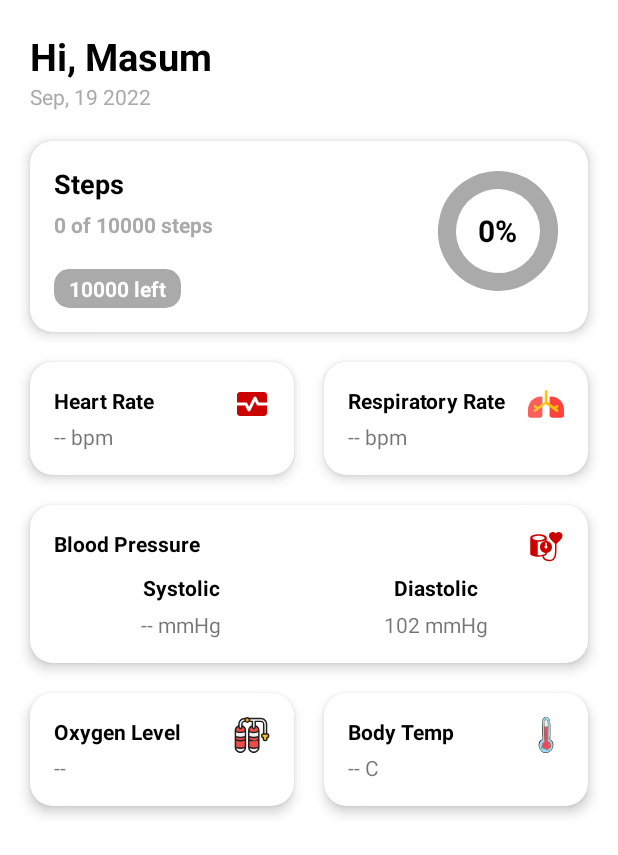
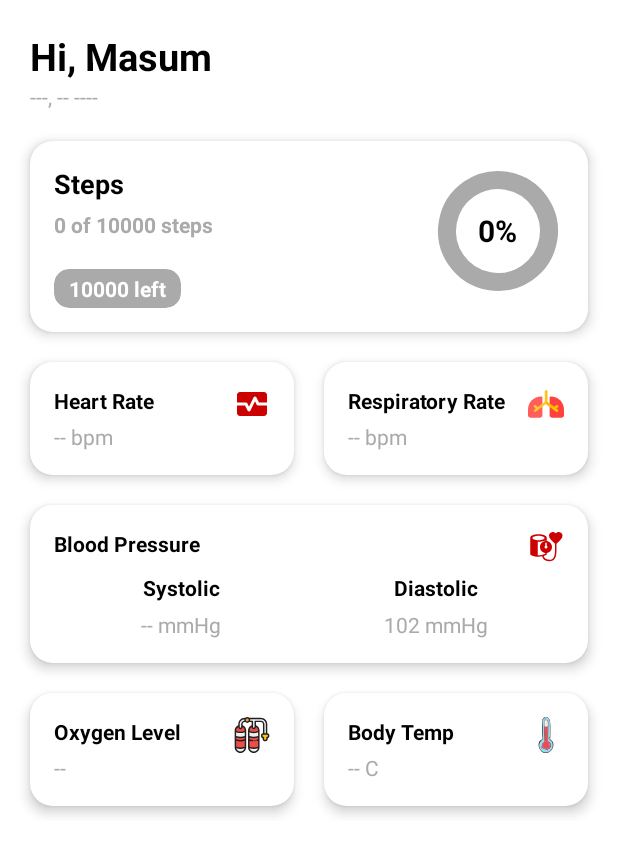
Before and after one commit to Masum-MSNR/health_connect, an Android app: the layout activity_health_data.xml on its own in the app's theme, with its tools: preview values and no code run, on a phone screen of 412 x 824 dp. Shown: the top 855 px of the screen. Run offline under Robolectric (Android 15) with nearby library versions, the phone set to English and light mode, and no system bars.

Commit message:
chore: flow improvement

```diff
--- a/app/src/main/res/layout/activity_health_data.xml
+++ b/app/src/main/res/layout/activity_health_data.xml
@@ -5,6 +5,7 @@
     android:id="@+id/main"
     android:layout_width="match_parent"
     android:layout_height="match_parent"
+    android:background="@color/white"
     android:orientation="vertical"
     tools:context=".activities.HealthDataActivity">
 
@@ -19,12 +20,13 @@
         android:textStyle="bold" />
 
     <TextView
+        android:id="@+id/today_date"
         android:layout_width="wrap_content"
         android:layout_height="wrap_content"
         android:layout_marginHorizontal="20dp"
-        android:text="Sep, 19 2022"
         android:textColor="@android:color/darker_gray"
-        android:textSize="14sp" />
+        android:textSize="14sp"
+        tools:text="---, -- ----" />
 
     <androidx.cardview.widget.CardView
         android:layout_width="match_parent"
@@ -161,6 +163,7 @@
                     android:id="@+id/heart_rate"
                     android:layout_width="wrap_content"
                     android:layout_height="wrap_content"
+                    android:textColor="@android:color/darker_gray"
                     tools:text="-- bpm" />
 
             </LinearLayout>
@@ -208,6 +211,7 @@
                     android:id="@+id/respiratory_rate"
                     android:layout_width="wrap_content"
                     android:layout_height="wrap_content"
+                    android:textColor="@android:color/darker_gray"
                     tools:text="-- bpm" />
 
             </LinearLayout>
@@ -281,6 +285,7 @@
                         android:layout_height="wrap_content"
                         android:layout_gravity="center"
                         android:layout_marginTop="5dp"
+                        android:textColor="@android:color/darker_gray"
                         tools:text="-- mmHg" />
                 </LinearLayout>
 
@@ -305,6 +310,7 @@
                         android:layout_height="wrap_content"
                         android:layout_gravity="center"
                         android:layout_marginTop="5dp"
+                        android:textColor="@android:color/darker_gray"
                         tools:text="102 mmHg" />
                 </LinearLayout>
             </LinearLayout>
@@ -360,6 +366,7 @@
                     android:id="@+id/oxygen_level"
                     android:layout_width="wrap_content"
                     android:layout_height="wrap_content"
+                    android:textColor="@android:color/darker_gray"
                     tools:text="--" />
 
             </LinearLayout>
@@ -407,6 +414,7 @@
                     android:id="@+id/body_temp"
                     android:layout_width="wrap_content"
                     android:layout_height="wrap_content"
+                    android:textColor="@android:color/darker_gray"
                     tools:text="-- C" />
 
             </LinearLayout>
--- a/app/src/main/res/layout/activity_main.xml
+++ b/app/src/main/res/layout/activity_main.xml
@@ -5,6 +5,7 @@
     android:id="@+id/main"
     android:layout_width="match_parent"
     android:layout_height="match_parent"
+    android:background="@color/white"
     android:orientation="vertical"
     tools:context=".activities.MainActivity">
 
--- a/app/src/main/res/values-night/themes.xml
+++ b/app/src/main/res/values-night/themes.xml
@@ -2,15 +2,24 @@
     <!-- Base application theme. -->
     <style name="Theme.Health_connect" parent="Theme.MaterialComponents.DayNight.DarkActionBar">
         <!-- Primary brand color. -->
-        <item name="colorPrimary">@color/purple_200</item>
-        <item name="colorPrimaryVariant">@color/purple_700</item>
+        <item name="colorPrimary">@color/white</item>
+        <item name="colorPrimaryVariant">@color/white</item>
         <item name="colorOnPrimary">@color/black</item>
         <!-- Secondary brand color. -->
-        <item name="colorSecondary">@color/teal_200</item>
-        <item name="colorSecondaryVariant">@color/teal_200</item>
+        <item name="colorSecondary">@color/white</item>
+        <item name="colorSecondaryVariant">@color/white</item>
         <item name="colorOnSecondary">@color/black</item>
         <!-- Status bar color. -->
-        <item name="android:statusBarColor">?attr/colorPrimaryVariant</item>
-        <!-- Customize your theme here. -->
+        <item name="android:statusBarColor">@android:color/white</item>
+        <item name="android:windowLightStatusBar">true</item>
+
+        <item name="actionBarTheme">@style/MyActionBarTheme</item>
+        <item name="android:windowBackground">@color/white</item>
+
+    </style>
+    <style name="MyActionBarTheme" parent="ThemeOverlay.AppCompat.Dark.ActionBar">
+        <!-- Set the action bar title text color -->
+        <item name="android:textColorPrimary">@color/black</item>
+        <item name="android:background">@color/white</item>
     </style>
 </resources>
--- a/app/src/main/res/values/strings.xml
+++ b/app/src/main/res/values/strings.xml
@@ -2,8 +2,7 @@
     <string name="app_name">Health Connect Ext</string>
 
     <string name="installed_welcome_message">
-        Health Connect is installed on this device. Use the menu to explore the sample, with each
-        screen demonstrating a different aspect of Health Connect functionality.
+        Health Connect is installed on this device. You are good to go!
     </string>
 
     <string name="market_url">market://details</string>
--- a/app/src/main/res/values/themes.xml
+++ b/app/src/main/res/values/themes.xml
@@ -14,10 +14,12 @@
         <item name="android:windowLightStatusBar">true</item>
 
         <item name="actionBarTheme">@style/MyActionBarTheme</item>
+        <item name="android:windowBackground">@color/white</item>
 
     </style>
     <style name="MyActionBarTheme" parent="ThemeOverlay.AppCompat.Dark.ActionBar">
         <!-- Set the action bar title text color -->
         <item name="android:textColorPrimary">@color/black</item>
+        <item name="android:background">@color/white</item>
     </style>
 </resources>
```
Also changed, not shown: app/src/main/AndroidManifest.xml (+8 -5 lines), app/src/main/java/dev/almasum/health_connect/activities/HealthDataActivity.kt (+18 -9 lines), app/src/main/java/dev/almasum/health_connect/activities/LauncherActivity.kt (added, +36 -0 lines), app/src/main/java/dev/almasum/health_connect/activities/MainActivity.kt (+21 -10 lines), app/src/main/java/dev/almasum/health_connect/consts/Permission.kt (added, +24 -0 lines), app/src/main/java/dev/almasum/health_connect/viewModels/MainViewModel.kt (+6 -4 lines).
